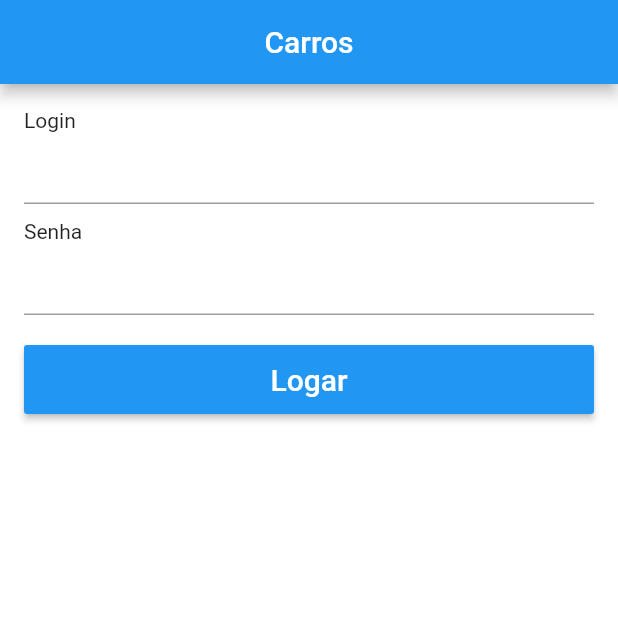
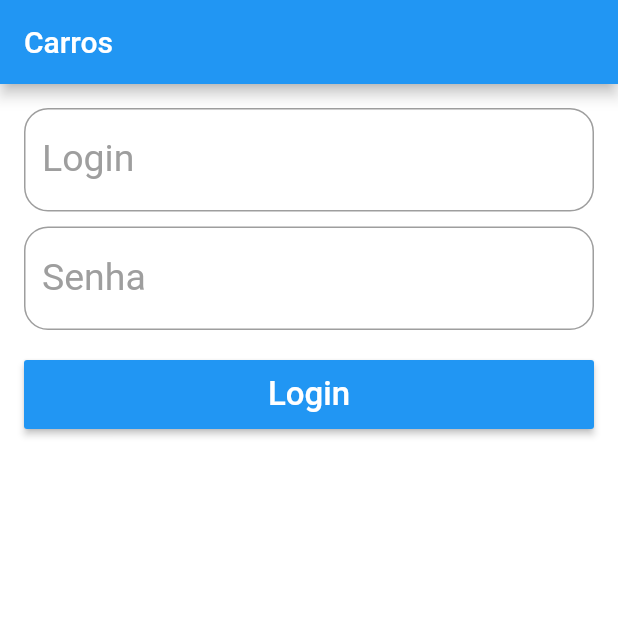
Before and after one commit to Liaelis/carros_app, a Flutter app: the screen it shows after launch, on a phone screen of 412 x 824 dp, the top half of it. Run offline on Flutter 3.47's test engine with Material 2 defaults, Android fonts, the phone set to English and light mode, and no system bars.

Commit message:
formulario de login

```diff
--- a/carros_app/lib/pages/login_page.dart
+++ b/carros_app/lib/pages/login_page.dart
@@ -1,46 +1,99 @@
+import 'package:carrosapp/widgets/app_button.dart';
+import 'package:carrosapp/widgets/app_text.dart';
 import 'package:flutter/material.dart';
 
-class LoginPage extends StatelessWidget {
+class LoginPage extends StatefulWidget {
+  @override
+  _LoginPageState createState() => _LoginPageState();
+}
+
+class _LoginPageState extends State<LoginPage> {
+  final _formKey = GlobalKey<FormState>();
+
+  final _tLogin = TextEditingController();
+
+  final _tSenha = TextEditingController();
+
+  final _focusSenha = FocusNode();
+
+  @override
+  void initState() {
+    super.initState();
+  }
+
   @override
   Widget build(BuildContext context) {
     return Scaffold(
       appBar: AppBar(
         title: Text("Carros"),
-        centerTitle: true,
       ),
       body: _body(),
     );
   }
 
   _body() {
-    return Container(
-      padding: EdgeInsets.all(16),
-      child: ListView(
-        children: <Widget>[
-          Text("Login"),
-          TextFormField(),
-          SizedBox(height: 10,),
-          Text("Senha"),
-          TextFormField(
-            obscureText: true,
-          ),
-          SizedBox(height: 20,),
-          Container(
-            height: 46,
-            child: RaisedButton(
-              color: Colors.blue,
-              child: Text(
-                "Logar",
-                style: TextStyle(
-                  color: Colors.white,
-                  fontSize: 20,
-                ),
-              ),
-              onPressed: () {},
+    return Form(
+      key: _formKey,
+      child: Container(
+        padding: EdgeInsets.all(16),
+        child: ListView(
+          children: <Widget>[
+            AppText(
+                "Login",
+                "Digite o login",
+                controller: _tLogin,
+                validator: _validateLogin,
+                keyboardType: TextInputType.emailAddress,
+                textInputAction: TextInputAction.next,
+                nextFocus: _focusSenha
             ),
-          ),
-        ],
+            SizedBox(height: 10),
+            AppText("Senha", "Digite a senha",
+                controller: _tSenha,
+                password: true,
+                validator: _validateSenha,
+                keyboardType: TextInputType.number,
+                focusNode: _focusSenha),
+            SizedBox(
+              height: 20,
+            ),
+            AppButton("Login", _onClickLogin),
+          ],
+        ),
       ),
     );
   }
+
+  void _onClickLogin() {
+    if (!_formKey.currentState.validate()) {
+      return;
+    }
+
+    String login = _tLogin.text;
+    String senha = _tSenha.text;
+
+    print("Login: $login, Senha: $senha");
+  }
+
+  String _validateLogin(String text) {
+    if (text.isEmpty) {
+      return "Digite o login";
+    }
+    return null;
+  }
+
+  String _validateSenha(String text) {
+    if (text.isEmpty) {
+      return "Digite a senha";
+    }
+    if (text.length < 3) {
+      return "A senha precisa ter pelo menos 3 números";
+    }
+    return null;
+  }
+
+  @override
+  void dispose() {
+    super.dispose();
+  }
 }
--- /dev/null
+++ b/carros_app/lib/widgets/app_button.dart
@@ -0,0 +1,29 @@
+
+
+import 'package:flutter/material.dart';
+
+class AppButton extends StatelessWidget {
+  String text;
+  Function onPressed;
+
+
+  AppButton(this.text, this.onPressed);
+
+  @override
+  Widget build(BuildContext context) {
+    return Container(
+      height: 46,
+      child: RaisedButton(
+        color: Colors.blue,
+        child: Text(
+          text,
+          style: TextStyle(
+            color: Colors.white,
+            fontSize: 22,
+          ),
+        ),
+        onPressed: onPressed,
+      ),
+    );
+  }
+}
--- /dev/null
+++ b/carros_app/lib/widgets/app_text.dart
@@ -0,0 +1,53 @@
+import 'package:flutter/material.dart';
+
+class AppText extends StatelessWidget {
+  String label;
+  String hint;
+  bool password ;
+  TextEditingController controller;
+  FormFieldValidator<String> validator;
+  TextInputType keyboardType;
+  TextInputAction textInputAction;
+  FocusNode focusNode;
+  FocusNode nextFocus;
+
+
+  AppText(this.label, this.hint, {this.password=false, this.controller, this.validator,
+      this.keyboardType, this.textInputAction, this.focusNode, this.nextFocus});
+
+  @override
+  Widget build(BuildContext context) {
+    return TextFormField(
+      controller: controller,
+      obscureText: password,
+      validator: validator,
+      keyboardType: keyboardType,
+      textInputAction: textInputAction,
+      focusNode: focusNode,
+      onFieldSubmitted: (String text) {
+        if (nextFocus != null) {
+          FocusScope.of(context).requestFocus(nextFocus);
+        }
+      },
+      style: TextStyle(
+        fontSize: 25,
+        color: Colors.blue,
+      ),
+      decoration: InputDecoration(
+        border: OutlineInputBorder(
+          borderRadius: BorderRadius.circular(16)
+
+        ),
+        labelText: label,
+        labelStyle: TextStyle(
+          fontSize: 25,
+          color: Colors.grey,
+        ),
+        hintText: hint,
+        hintStyle: TextStyle(
+          fontSize: 16,
+        ),
+      ),
+    );
+  }
+}
```
